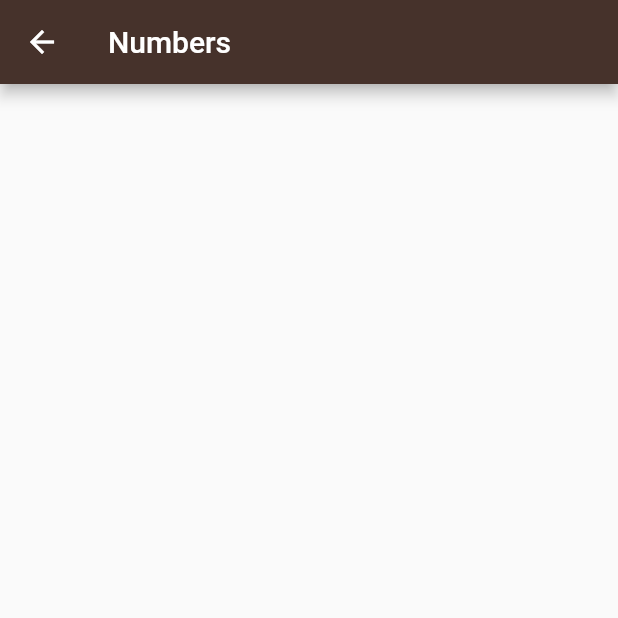
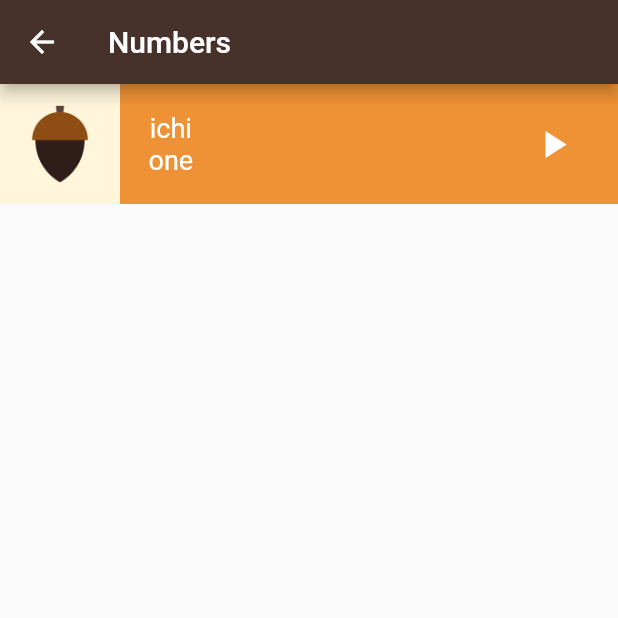
Before and after one commit to Hazem12Bakr/language_Learn_app, a Flutter app: the Home screen opened directly, after a tap on "Numbers", on a phone screen of 412 x 824 dp, the top half of it. Run offline on Flutter 3.47's test engine with Material 2 defaults, Android fonts, the light colour scheme and no system bars.

Commit message:
creating class

```diff
--- /dev/null
+++ b/lib/components/numbers_item.dart
@@ -0,0 +1,10 @@
+import 'package:flutter/material.dart';
+
+class NumbersItem extends StatelessWidget {
+  const NumbersItem({Key? key}) : super(key: key);
+
+  @override
+  Widget build(BuildContext context) {
+    return const Placeholder();
+  }
+}
--- a/lib/main.dart
+++ b/lib/main.dart
@@ -1,7 +1,8 @@
-// ignore_for_file: prefer_const_constructors
+// ignore_for_file: prefer_const_constructors, unused_import
 
 import 'package:flutter/material.dart';
 import 'package:toku/screens/home.dart';
+import 'package:toku/screens/numbers_page.dart';
 
 void main() {
   runApp(TokuApp());
@@ -14,7 +15,7 @@ class TokuApp extends StatelessWidget {
   Widget build(BuildContext context) {
     return MaterialApp(
       debugShowCheckedModeBanner: false,
-      home: Home(),
+      home: Numbers(),
     );
   }
 }
--- a/lib/screens/home.dart
+++ b/lib/screens/home.dart
@@ -24,7 +24,7 @@ class Home extends StatelessWidget {
               color:const Color(0xffEF9235),
               onTap: (){
                 Navigator.push(context, MaterialPageRoute(builder: (BuildContext context){
-                  return const Numbers();
+                  return   Numbers();
                 }));
               },
               ),
--- a/lib/screens/numbers_page.dart
+++ b/lib/screens/numbers_page.dart
@@ -1,24 +1,71 @@
-// ignore_for_file: avoid_unnecessary_containers
+// ignore_for_file: avoid_unnecessary_containers, sized_box_for_whitespace, must_be_immutable, prefer_const_constructors_in_immutables
 
 import 'package:flutter/material.dart';
 
 class Numbers extends StatelessWidget {
-  const Numbers({Key? key}) : super(key: key);
+  Numbers({Key? key}) : super(key: key);
+  final Number one = Number(
+      image: 'assets/images/numbers/number_one.png'.toString(),
+      jpName: 'ichi'.toString(),
+      enName: 'one'.toString(),
+      );
 
   @override
   Widget build(BuildContext context) {
-    return  Scaffold(
+    return Scaffold(
       appBar: AppBar(
-        backgroundColor:const Color(0xff46322B),
+        backgroundColor: const Color(0xff46322B),
         title: const Text('Numbers'),
+      ),
+      body: Container(
+        height: 80,
+        color: const Color(0xffEF9235),
+        child: Row(
+          children: [
+            Container(
+                color: const Color(0xffFFF6DC), child: Image.asset(one.image)),
+             Padding(
+              padding:const EdgeInsets.only(left: 19),
+              child: Column(
+                mainAxisAlignment: MainAxisAlignment.center,
+                children: [
+                  Text(
+                    one.jpName,
+                    style:const TextStyle(
+                      color: Colors.white,
+                      fontSize: 18,
+                    ),
+                  ),
+                  Text(
+                    one.enName,
+                    style:const TextStyle(
+                      color: Colors.white,
+                      fontSize: 18,
+                    ),
+                  ),
+                ],
+              ),
+            ),
+            const Spacer(flex: 8),
+            const Icon(
+              Icons.play_arrow,
+              color: Colors.white,
+              size: 30,
+            ),
+            const Spacer(flex: 1),
+          ],
         ),
-        body:Container(
-          child:const Row(
-            children: [
-
-            ],
-          ),
-        ) ,
+      ),
     );
   }
 }
+
+class Number {
+  final String image;
+  final String jpName;
+  final String enName;
+
+// put required to make sure that data is not null.
+  const Number(
+      {required this.image, required this.jpName, required this.enName});
+}
```
